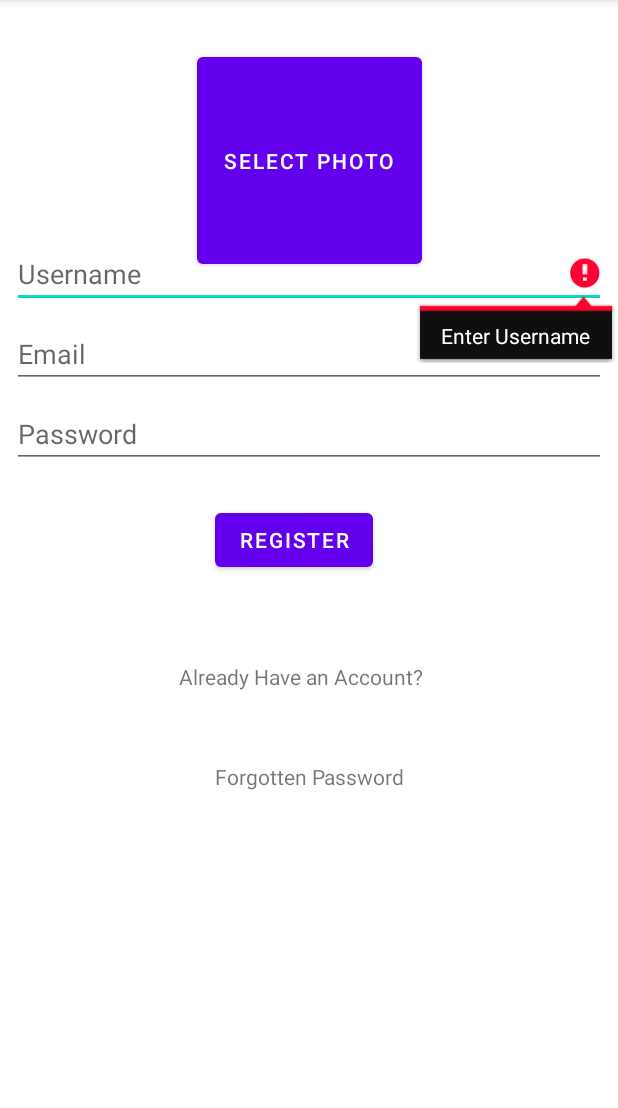
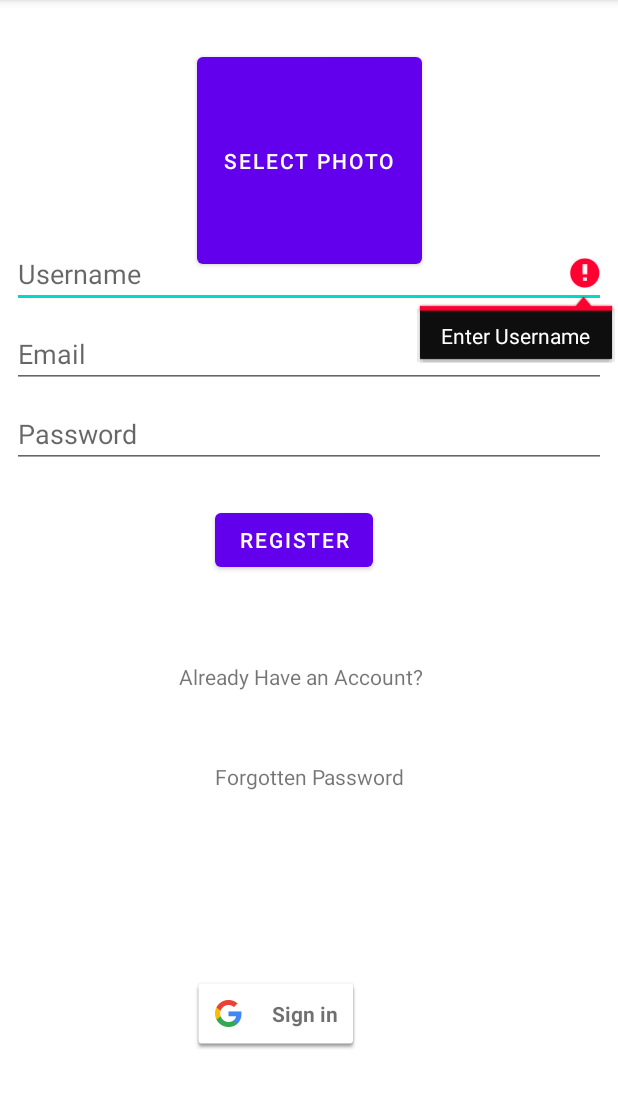
Before and after one commit to stevechacha/kotlin-chat, an Android app: the screen it shows after launch (RegisterActivity), after a tap on "REGISTER", on a phone screen of 412 x 824 dp, the part 84-1192 px from its top. Run offline under Robolectric (Android 15) with nearby library versions, the phone set to English and light mode, and no system bars; our stand-ins replace Firebase (no records; nobody signed in at launch, a user with empty details on screens opened directly), Picasso, data binding; libraries missing offline, so code that uses them is left out: com.firebase.ui, com.xwray.groupie; plain views replace CircularImageView; 2 statements that could not run were skipped.

Commit message:
second commit

```diff
--- a/app/build.gradle
+++ b/app/build.gradle
@@ -33,6 +33,10 @@ android {
     }
     kotlinOptions {
         jvmTarget = '1.8'
+    }
+
+    buildFeatures{
+        dataBinding true
     }
 }
 
--- a/app/src/main/java/com/steve/kotlinchat/SignInGoogleActivity.kt
+++ b/app/src/main/java/com/steve/kotlinchat/SignInGoogleActivity.kt
@@ -46,7 +46,7 @@ class SignInGoogleActivity : AppCompatActivity() {
                 startActivity(Intent(this@SignInGoogleActivity,LatestMessagesActivity::class.java))
                 finish()
                 return
-//                Toast.makeText(this, "Welcome" + user!!.email, Toast.LENGTH_SHORT).show()
+                Toast.makeText(this, "Welcome" + user!!.email, Toast.LENGTH_SHORT).show()
             } else {
                 // Sign in failed, check response for error code
                 Toast.makeText(
--- a/app/src/main/java/com/steve/kotlinchat/messages/LatestMessagesActivity.kt
+++ b/app/src/main/java/com/steve/kotlinchat/messages/LatestMessagesActivity.kt
@@ -6,13 +6,17 @@ import android.os.Bundle
 import android.util.Log
 import android.view.Menu
 import android.view.MenuItem
+import androidx.databinding.DataBindingUtil
 import androidx.recyclerview.widget.DividerItemDecoration
+import androidx.recyclerview.widget.LinearLayoutManager
 import androidx.recyclerview.widget.RecyclerView
 import com.google.firebase.auth.FirebaseAuth
 import com.google.firebase.database.*
 import com.squareup.picasso.Picasso
 import com.steve.kotlinchat.NewMessageActivity
 import com.steve.kotlinchat.R
+import com.steve.kotlinchat.databinding.ActivityChatLogBinding
+import com.steve.kotlinchat.databinding.ActivityLatestMessagesBinding
 import com.steve.kotlinchat.models.ChatMessage
 import com.steve.kotlinchat.models.User
 import com.steve.kotlinchat.registerlogin.RegisterActivity
@@ -23,18 +27,18 @@ import com.xwray.groupie.ViewHolder
 import kotlinx.android.synthetic.main.latest_messages_row.view.*
 
 class LatestMessagesActivity : AppCompatActivity() {
+    private lateinit var binding: ActivityLatestMessagesBinding
     companion object{
         var currentUser: User?=null
         val TAG="LatestMessageActivity"
     }
-    lateinit var LatestMessagerecyclerView: RecyclerView
     override fun onCreate(savedInstanceState: Bundle?) {
         super.onCreate(savedInstanceState)
-        setContentView(R.layout.activity_latest_messages)
+       binding=DataBindingUtil.setContentView(this,R.layout.activity_latest_messages)
 
-        LatestMessagerecyclerView=findViewById(R.id.recycler_latest_message)
-        LatestMessagerecyclerView.adapter=adapter
-        LatestMessagerecyclerView.addItemDecoration(DividerItemDecoration(this,DividerItemDecoration.VERTICAL))
+//    binding.recyclerLatestMessage.layoutManager=LinearLayoutManager(this)
+    binding.recyclerLatestMessage.adapter=adapter
+    binding.recyclerLatestMessage.addItemDecoration(DividerItemDecoration(this,DividerItemDecoration.VERTICAL))
 
         veryUserLoggedIn()
         fetcurrentUser()
--- a/app/src/main/java/com/steve/kotlinchat/registerlogin/RegisterActivity.kt
+++ b/app/src/main/java/com/steve/kotlinchat/registerlogin/RegisterActivity.kt
@@ -10,85 +10,76 @@ import android.provider.MediaStore
 import android.text.TextUtils
 import android.util.Log
 import android.widget.*
+import androidx.databinding.DataBindingUtil
 import com.firebase.ui.auth.AuthUI
+import com.google.android.gms.auth.api.signin.GoogleSignIn
+import com.google.android.gms.auth.api.signin.GoogleSignInAccount
+import com.google.android.gms.auth.api.signin.GoogleSignInOptions
 import com.google.firebase.auth.FirebaseAuth
+import com.google.firebase.auth.GoogleAuthProvider
 import com.google.firebase.database.FirebaseDatabase
 import com.google.firebase.storage.FirebaseStorage
 import com.steve.kotlinchat.R
+import com.steve.kotlinchat.databinding.ActivityRegisterBinding
 import com.steve.kotlinchat.messages.LatestMessagesActivity
 import com.steve.kotlinchat.models.User
+import kotlinx.android.synthetic.main.activity_register.*
+import kotlinx.coroutines.CoroutineScope
+import kotlinx.coroutines.Dispatchers
+import kotlinx.coroutines.launch
+import kotlinx.coroutines.tasks.await
+import kotlinx.coroutines.withContext
 import java.util.*
 
+
+const val REQUEST_CODE_SIGN_IN = 0
 class RegisterActivity : AppCompatActivity() {
-    lateinit var registerUsername: EditText
-    lateinit var registerEmail: EditText
-    lateinit var registerPassword: EditText
-    lateinit var AlreadyhaveAccount: TextView
-    lateinit var registerBtn: Button
-    lateinit var selectPhoto:ImageView
-    lateinit var selectPhotobtn:Button
-    lateinit var progressBar: ProgressDialog
-    lateinit var forgotpassword:TextView
-
-
-
+   private lateinit var binding: ActivityRegisterBinding
+   lateinit var progressBar:ProgressDialog
 
     override fun onCreate(savedInstanceState: Bundle?) {
         super.onCreate(savedInstanceState)
-        setContentView(R.layout.activity_register)
 
-        registerUsername = findViewById(R.id.userName)
-        registerEmail = findViewById(R.id.registerEmail)
-        registerPassword = findViewById(R.id.registerPassword)
-        registerBtn = findViewById(R.id.btnRegister)
-        AlreadyhaveAccount = findViewById(R.id.alreadyHaveAccount)
-        selectPhoto=findViewById(R.id.imageView)
-        selectPhotobtn=findViewById(R.id.button)
-        progressBar=ProgressDialog(this)
-        forgotpassword=findViewById(R.id.ForgotPassword)
+        progressBar= ProgressDialog(this)
+        binding=DataBindingUtil.setContentView(this,R.layout.activity_register)
 
 
-        forgotpassword.setOnClickListener {
+        binding.ForgotPassword.setOnClickListener {
             val intent=Intent(this,ForgotPasswordActivity::class.java)
             startActivity(intent)
         }
-
-        AlreadyhaveAccount.setOnClickListener {
+        binding.alreadyHaveAccount.setOnClickListener {
             val intent = Intent(applicationContext, LoginActivity::class.java)
             startActivity(intent)
         }
-        registerBtn.setOnClickListener {
-            val username = registerUsername.text.toString()
-            val email = registerEmail.text.toString()
-            val password = registerPassword.text.toString()
+        binding.btnRegister.setOnClickListener {
+            val username = binding.userName.text.toString()
+            val email = binding.registerEmail.text.toString()
+            val password = binding.registerPassword.text.toString()
 
             if (username.isEmpty()){
-                registerUsername.error="Enter Username"
+                binding.userName.error="Enter Username"
                 return@setOnClickListener
             }
-
             if (email.isEmpty()) {
                 registerEmail.error="Enter Email"
                 return@setOnClickListener
             }
-
             if (password.isEmpty()){
                 registerPassword.error="Enter Password"
                 return@setOnClickListener
-
             }
 
             registerUser(username,email,password)
         }
 
-        selectPhotobtn.setOnClickListener {
+        binding.buttonImage.setOnClickListener {
             val intent=Intent(Intent.ACTION_GET_CONTENT)
             intent.type="image/*"
             startActivityForResult(intent,0)
         }
 
     }
-
 
     var selectPhotoUri: Uri?=null
 
@@ -99,8 +90,8 @@ class RegisterActivity : AppCompatActivity() {
 //
            selectPhotoUri=data.data
             val bitmap=MediaStore.Images.Media.getBitmap(contentResolver,selectPhotoUri)
-            selectPhoto.setImageBitmap(bitmap)
-            selectPhotobtn.alpha=0f
+            binding.imageView.setImageBitmap(bitmap)
+            binding.buttonImage.alpha=0f
 //
 //             val uri=data.data
 ////           selectPhoto.setImageURI(uri)
@@ -108,11 +99,7 @@ class RegisterActivity : AppCompatActivity() {
 ////            selectPhoto.setBackgroundDrawable(bitmapDrawable)
         }
 
-
     }
-
-
-
 
     private fun registerUser(username:String,email:String,password:String) {
         progressBar.setMessage("Registering User...")
@@ -170,7 +157,7 @@ class RegisterActivity : AppCompatActivity() {
     private fun saveUserToFirebaseData(profileImageUrl: String) {
       val uid=FirebaseAuth.getInstance().uid
       val ref= FirebaseDatabase.getInstance().getReference("/users/$uid")
-        val user= User(uid!!,registerUsername.text.toString(),profileImageUrl)
+        val user= User(uid!!,binding.userName.text.toString(),profileImageUrl)
         ref.setValue(user)
             .addOnSuccessListener {
                 Log.d("RegisterActivity","Succesfully saved to database")
--- a/app/src/main/res/layout/activity_chat_log.xml
+++ b/app/src/main/res/layout/activity_chat_log.xml
@@ -1,4 +1,5 @@
 <?xml version="1.0" encoding="utf-8"?>
+<layout>
     <androidx.constraintlayout.widget.ConstraintLayout xmlns:android="http://schemas.android.com/apk/res/android"
         xmlns:app="http://schemas.android.com/apk/res-auto"
         xmlns:tools="http://schemas.android.com/tools"
@@ -48,3 +49,5 @@
         app:layout_constraintEnd_toEndOf="parent"
         app:layout_constraintStart_toStartOf="parent" />
     </androidx.constraintlayout.widget.ConstraintLayout>
+
+</layout>
--- a/app/src/main/res/layout/activity_forgot_password.xml
+++ b/app/src/main/res/layout/activity_forgot_password.xml
@@ -1,4 +1,6 @@
 <?xml version="1.0" encoding="utf-8"?>
+<layout>
+
     <androidx.constraintlayout.widget.ConstraintLayout xmlns:android="http://schemas.android.com/apk/res/android"
         xmlns:app="http://schemas.android.com/apk/res-auto"
         xmlns:tools="http://schemas.android.com/tools"
@@ -36,3 +38,4 @@
             app:layout_constraintTop_toBottomOf="@+id/emailReset" />
 
     </androidx.constraintlayout.widget.ConstraintLayout>
+</layout>
--- a/app/src/main/res/layout/activity_latest_messages.xml
+++ b/app/src/main/res/layout/activity_latest_messages.xml
@@ -1,4 +1,5 @@
 <?xml version="1.0" encoding="utf-8"?>
+<layout>
     <androidx.constraintlayout.widget.ConstraintLayout xmlns:android="http://schemas.android.com/apk/res/android"
         xmlns:app="http://schemas.android.com/apk/res-auto"
         xmlns:tools="http://schemas.android.com/tools"
@@ -16,3 +17,4 @@
             app:layout_constraintStart_toStartOf="parent"
             app:layout_constraintTop_toTopOf="parent" />
     </androidx.constraintlayout.widget.ConstraintLayout>
+</layout>
--- a/app/src/main/res/layout/activity_login.xml
+++ b/app/src/main/res/layout/activity_login.xml
@@ -1,4 +1,6 @@
 <?xml version="1.0" encoding="utf-8"?>
+<layout>
+
     <androidx.constraintlayout.widget.ConstraintLayout xmlns:android="http://schemas.android.com/apk/res/android"
         xmlns:app="http://schemas.android.com/apk/res-auto"
         xmlns:tools="http://schemas.android.com/tools"
@@ -52,3 +54,4 @@
             app:layout_constraintTop_toBottomOf="@+id/loginEmail" />
 
     </androidx.constraintlayout.widget.ConstraintLayout>
+</layout>
--- a/app/src/main/res/layout/activity_new_message.xml
+++ b/app/src/main/res/layout/activity_new_message.xml
@@ -1,4 +1,6 @@
 <?xml version="1.0" encoding="utf-8"?>
+<layout>
+
     <androidx.constraintlayout.widget.ConstraintLayout xmlns:android="http://schemas.android.com/apk/res/android"
         xmlns:app="http://schemas.android.com/apk/res-auto"
         xmlns:tools="http://schemas.android.com/tools"
@@ -15,3 +17,4 @@
             app:layout_constraintStart_toStartOf="parent"
             app:layout_constraintTop_toTopOf="parent" />
     </androidx.constraintlayout.widget.ConstraintLayout>
+</layout>
--- a/app/src/main/res/layout/activity_register.xml
+++ b/app/src/main/res/layout/activity_register.xml
@@ -1,4 +1,5 @@
 <?xml version="1.0" encoding="utf-8"?>
+<layout>
 
     <androidx.constraintlayout.widget.ConstraintLayout xmlns:android="http://schemas.android.com/apk/res/android"
         xmlns:app="http://schemas.android.com/apk/res-auto"
@@ -98,7 +99,7 @@
             app:layout_constraintTop_toTopOf="parent" />
 
         <Button
-        android:id="@+id/button"
+            android:id="@+id/buttonImage"
             android:layout_width="150dp"
             android:layout_height="150dp"
             android:layout_marginTop="32dp"
@@ -119,7 +120,17 @@
             app:layout_constraintTop_toBottomOf="@+id/btnRegister"
             app:layout_constraintVertical_bias="0.34" />
 
-
+        <com.google.android.gms.common.SignInButton
+            android:id="@+id/btnGoogleSignIn"
+            android:layout_width="wrap_content"
+            android:layout_height="wrap_content"
+            android:layout_marginBottom="68dp"
+            android:text="Sign In"
+            app:layout_constraintBottom_toBottomOf="parent"
+            app:layout_constraintHorizontal_bias="0.426"
+            app:layout_constraintLeft_toLeftOf="parent"
+            app:layout_constraintRight_toRightOf="parent" />
 
 
     </androidx.constraintlayout.widget.ConstraintLayout>
+</layout>
--- a/app/src/main/res/values/strings.xml
+++ b/app/src/main/res/values/strings.xml
@@ -1,3 +1,5 @@
 <resources>
     <string name="app_name">KotlinChat</string>
+    <string name="webclient_id">111487805220-i2arrtf2fj6f4jh4idujpedu1pdaeot3.apps.googleusercontent.com</string>
+
 </resources>
```
Also changed, not shown: app/src/main/java/com/steve/kotlinchat/messages/ChatLogActivity.kt (+18 -13 lines), app/src/main/java/com/steve/kotlinchat/messages/NewMessageActivity.kt (+6 -4 lines), app/src/main/java/com/steve/kotlinchat/registerlogin/ForgotPasswordActivity.kt (+6 -11 lines), app/src/main/java/com/steve/kotlinchat/registerlogin/LoginActivity.kt (+10 -13 lines). Lines whose indentation alone changed are shown as unchanged.
